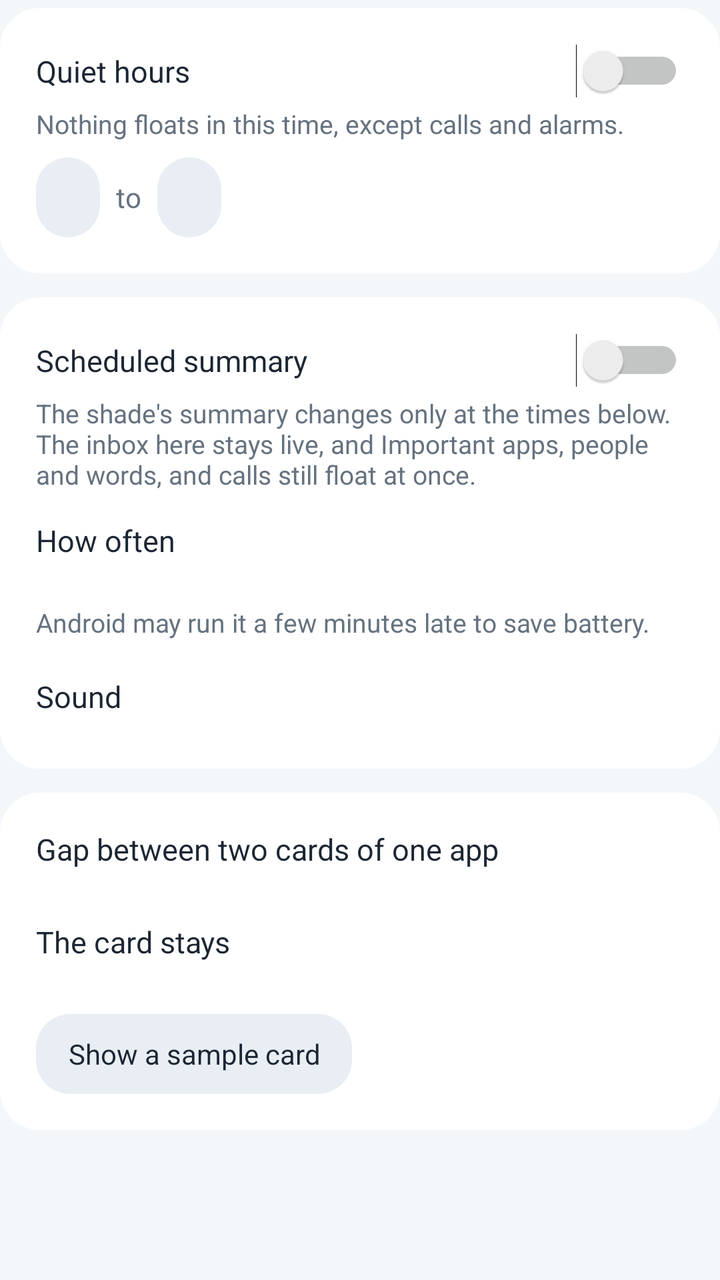
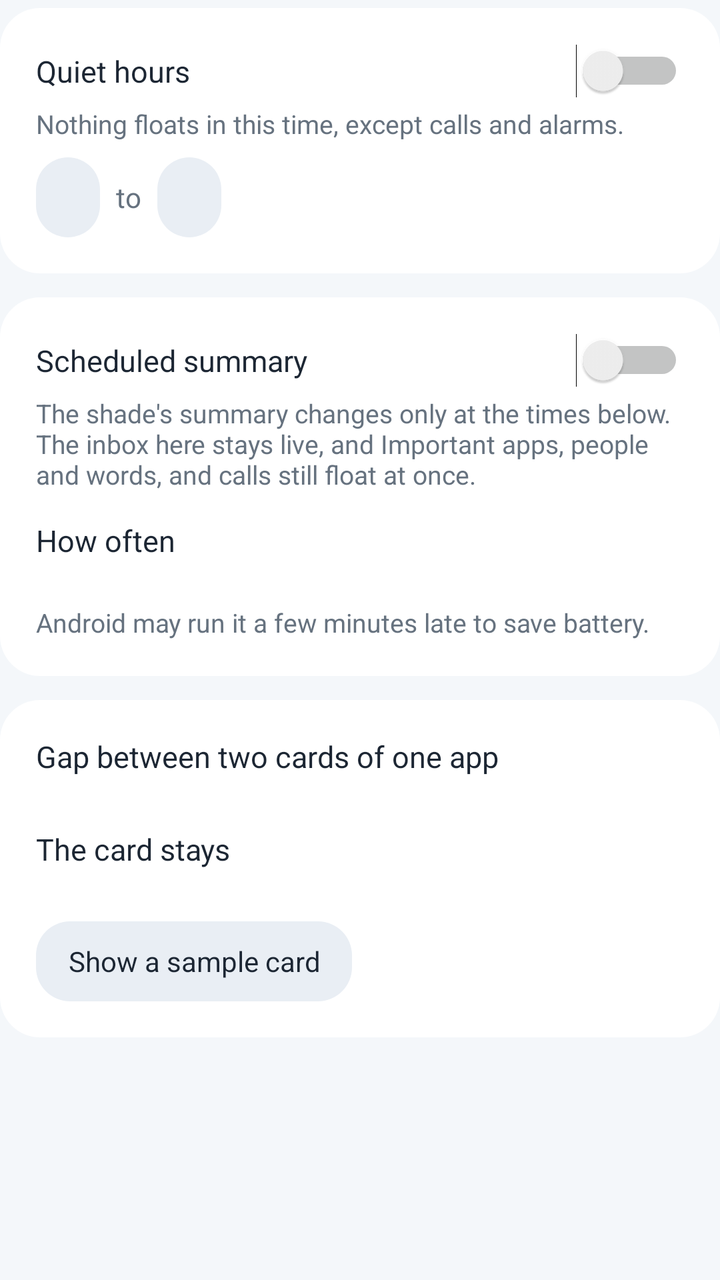

Before-and-after screenshots of an Android layout around one commit, followed by the original layout XML and the change that was made.
<!-- AndroidManifest.xml: application theme Theme.Hush -->
<!-- res/layout/set_calm.xml -->
<?xml version="1.0" encoding="utf-8"?>
<LinearLayout xmlns:android="http://schemas.android.com/apk/res/android"
    android:layout_width="match_parent"
    android:layout_height="wrap_content"
    android:orientation="vertical">

    <LinearLayout style="@style/Box" android:layout_marginTop="4dp">

        <LinearLayout
            android:layout_width="match_parent"
            android:layout_height="wrap_content"
            android:gravity="center_vertical"
            android:orientation="horizontal">

            <TextView
                android:layout_width="0dp"
                android:layout_height="wrap_content"
                android:layout_weight="1"
                android:text="@string/quiet"
                android:textColor="@color/ink"
                android:textSize="15sp" />

            <Switch
                android:id="@+id/quiet_on"
                android:layout_width="wrap_content"
                android:layout_height="wrap_content" />
        </LinearLayout>

        <TextView
            style="@style/Hint"
            android:text="@string/quiet_hint" />

        <LinearLayout
            android:layout_width="match_parent"
            android:layout_height="wrap_content"
            android:layout_marginTop="8dp"
            android:orientation="horizontal">

            <TextView
                android:id="@+id/quiet_from"
                style="@style/TextButton" />

            <TextView
                android:layout_width="wrap_content"
                android:layout_height="wrap_content"
                android:layout_gravity="center_vertical"
                android:layout_marginStart="8dp"
                android:layout_marginEnd="8dp"
                android:text="@string/until"
                android:textColor="@color/ink_soft" />

            <TextView
                android:id="@+id/quiet_to"
                style="@style/TextButton" />
        </LinearLayout>
    </LinearLayout>

    <LinearLayout style="@style/Box">

        <LinearLayout
            android:layout_width="match_parent"
            android:layout_height="wrap_content"
            android:gravity="center_vertical"
            android:orientation="horizontal">

            <TextView
                android:layout_width="0dp"
                android:layout_height="wrap_content"
                android:layout_weight="1"
                android:text="@string/digest"
                android:textColor="@color/ink"
                android:textSize="15sp" />

            <Switch
                android:id="@+id/digest_on"
                android:layout_width="wrap_content"
                android:layout_height="wrap_content" />
        </LinearLayout>

        <TextView
            style="@style/Hint"
            android:text="@string/digest_hint" />

        <LinearLayout
            android:id="@+id/digest_more"
            android:layout_width="match_parent"
            android:layout_height="wrap_content"
            android:orientation="vertical">

            <TextView
                android:layout_width="wrap_content"
                android:layout_height="wrap_content"
                android:layout_marginTop="14dp"
                android:text="@string/digest_how"
                android:textColor="@color/ink"
                android:textSize="15sp" />

            <LinearLayout
                android:id="@+id/digest_modes"
                android:layout_width="match_parent"
                android:layout_height="wrap_content"
                android:layout_marginTop="8dp"
                android:orientation="horizontal" />

            <LinearLayout
                android:id="@+id/digest_times"
                android:layout_width="match_parent"
                android:layout_height="wrap_content"
                android:layout_marginTop="10dp"
                android:orientation="horizontal" />

            <TextView
                android:id="@+id/digest_late"
                style="@style/Hint"
                android:text="@string/digest_late" />

            <TextView
                android:layout_width="wrap_content"
                android:layout_height="wrap_content"
                android:layout_marginTop="18dp"
                android:text="@string/digest_sound"
                android:textColor="@color/ink"
                android:textSize="15sp" />

            <LinearLayout
                android:id="@+id/digest_sounds"
                android:layout_width="match_parent"
                android:layout_height="wrap_content"
                android:layout_marginTop="8dp"
                android:orientation="horizontal" />
        </LinearLayout>
    </LinearLayout>

    <LinearLayout style="@style/Box">

        <TextView
            android:layout_width="wrap_content"
            android:layout_height="wrap_content"
            android:text="@string/gap"
            android:textColor="@color/ink"
            android:textSize="15sp" />

        <LinearLayout
            android:id="@+id/gaps"
            android:layout_width="match_parent"
            android:layout_height="wrap_content"
            android:layout_marginTop="8dp"
            android:orientation="horizontal" />

        <TextView
            android:layout_width="wrap_content"
            android:layout_height="wrap_content"
            android:layout_marginTop="18dp"
            android:text="@string/stay"
            android:textColor="@color/ink"
            android:textSize="15sp" />

        <LinearLayout
            android:id="@+id/stays"
            android:layout_width="match_parent"
            android:layout_height="wrap_content"
            android:layout_marginTop="8dp"
            android:orientation="horizontal" />

        <TextView
            android:id="@+id/test"
            style="@style/TextButton"
            android:layout_marginTop="18dp"
            android:text="@string/test" />
    </LinearLayout>
</LinearLayout>
<!-- resources referenced by this layout -->
<resources>
  <color name="ink">#FF1C2633</color>
  <color name="ink_soft">#FF66727F</color>
  <string name="digest">Scheduled summary</string>
  <string name="digest_hint">The shade\'s summary changes only at the times below. The inbox here stays live, and Important apps, people and words, and calls still float at once.</string>
  <string name="digest_how">How often</string>
  <string name="digest_late">Android may run it a few minutes late to save battery.</string>
  <string name="digest_sound">Sound</string>
  <string name="gap">Gap between two cards of one app</string>
  <string name="quiet">Quiet hours</string>
  <string name="quiet_hint">Nothing floats in this time, except calls and alarms.</string>
  <string name="stay">The card stays</string>
  <string name="test">Show a sample card</string>
  <string name="until">to</string>
  <style name="Box">
          <item name="android:layout_width">match_parent</item>
          <item name="android:layout_height">wrap_content</item>
          <item name="android:layout_marginTop">12dp</item>
          <item name="android:background">@drawable/box</item>
          <item name="android:orientation">vertical</item>
          <item name="android:padding">18dp</item>
      </style>
  <style name="Hint">
          <item name="android:layout_width">match_parent</item>
          <item name="android:layout_height">wrap_content</item>
          <item name="android:layout_marginTop">4dp</item>
          <item name="android:textColor">@color/ink_soft</item>
          <item name="android:textSize">13sp</item>
      </style>
  <style name="TextButton">
          <item name="android:layout_width">wrap_content</item>
          <item name="android:layout_height">40dp</item>
          <item name="android:background">@drawable/chip</item>
          <item name="android:gravity">center</item>
          <item name="android:paddingStart">16dp</item>
          <item name="android:paddingEnd">16dp</item>
          <item name="android:textColor">@color/ink</item>
          <item name="android:textSize">14sp</item>
          <item name="android:clickable">true</item>
          <item name="android:focusable">true</item>
      </style>
  <style name="Theme.Hush" parent="@android:style/Theme.DeviceDefault.Light.NoActionBar">
          <item name="android:windowBackground">@color/bg</item>
          <item name="android:statusBarColor">@color/bg</item>
          <item name="android:navigationBarColor">@color/bg</item>
          <item name="android:windowLightStatusBar">true</item>
          <item name="android:windowLightNavigationBar" tools:targetApi="27">true</item>
          <item name="android:textColorPrimary">@color/ink</item>
          <item name="android:textColorSecondary">@color/ink_soft</item>
          <item name="android:colorAccent">@color/accent</item>
          <item name="android:colorControlActivated">@color/accent</item>
          <item name="android:textColorHighlight">@color/accent_soft</item>
      </style>
  <!-- drawable box (drawable) -->
  <shape xmlns:android="http://schemas.android.com/apk/res/android" android:shape="rectangle">
      <solid android:color="@color/surface" />
      <corners android:radius="20dp" />
  </shape>
  <!-- drawable chip (drawable) -->
  <selector xmlns:android="http://schemas.android.com/apk/res/android">
      <item android:state_selected="true">
          <shape android:shape="rectangle">
              <solid android:color="@color/accent" />
              <corners android:radius="17dp" />
          </shape>
      </item>
      <item>
          <shape android:shape="rectangle">
              <solid android:color="@color/surface2" />
              <corners android:radius="17dp" />
          </shape>
      </item>
  </selector>
  <color name="bg">#FFF4F7FA</color>
  <color name="accent">#FF3F78B5</color>
  <color name="accent_soft">#FFE1ECF7</color>
  <color name="surface">#FFFFFFFF</color>
  <color name="surface2">#FFE9EEF4</color>
</resources>

<!-- the commit's change to res/layout/set_calm.xml (unified diff, before → after) -->
@@ -113,21 +113,6 @@
                 android:id="@+id/digest_late"
                 style="@style/Hint"
                 android:text="@string/digest_late" />
-
-            <TextView
-                android:layout_width="wrap_content"
-                android:layout_height="wrap_content"
-                android:layout_marginTop="18dp"
-                android:text="@string/digest_sound"
-                android:textColor="@color/ink"
-                android:textSize="15sp" />
-
-            <LinearLayout
-                android:id="@+id/digest_sounds"
-                android:layout_width="match_parent"
-                android:layout_height="wrap_content"
-                android:layout_marginTop="8dp"
-                android:orientation="horizontal" />
         </LinearLayout>
     </LinearLayout>
 
<!-- resource entries referenced after the edit -->
@@ -6,7 +6,6 @@
   <string name="digest_hint">The shade\'s summary changes only at the times below. The inbox here stays live, and Important apps, people and words, and calls still float at once.</string>
   <string name="digest_how">How often</string>
   <string name="digest_late">Android may run it a few minutes late to save battery.</string>
-  <string name="digest_sound">Sound</string>
   <string name="gap">Gap between two cards of one app</string>
   <string name="quiet">Quiet hours</string>
   <string name="quiet_hint">Nothing floats in this time, except calls and alarms.</string>
